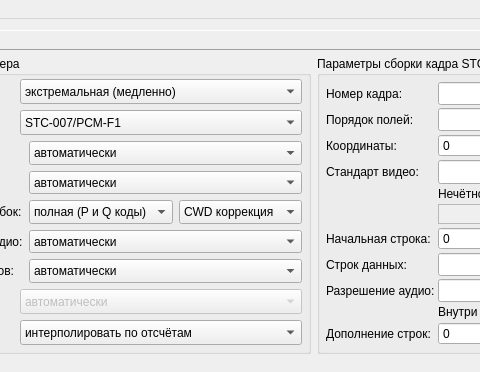
Qt form mainwindow.ui (Fagear/SDVPCMdecoder) before a commit; both pictures show x 369 to 849 and y 0 to 372 of the 1049 by 665 pixel window.
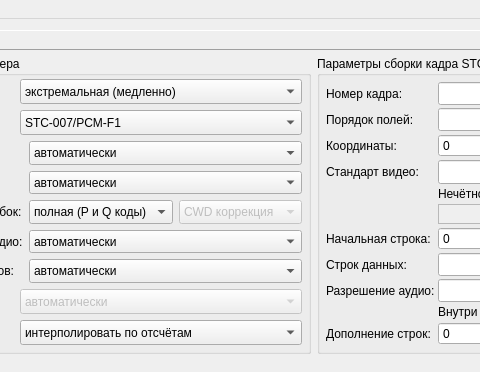
The same form after that commit. The open tabs and pages were chosen to show the change. Icons and pictures are not drawn.

Patch:
```diff
--- a/mainwindow.ui
+++ b/mainwindow.ui
@@ -944,7 +944,7 @@
              <item row="2" column="2">
               <widget class="QComboBox" name="lbxSTC007CWD">
                <property name="enabled">
-                <bool>true</bool>
+                <bool>false</bool>
                </property>
                <property name="sizePolicy">
                 <sizepolicy hsizetype="MinimumExpanding" vsizetype="MinimumExpanding">
```
